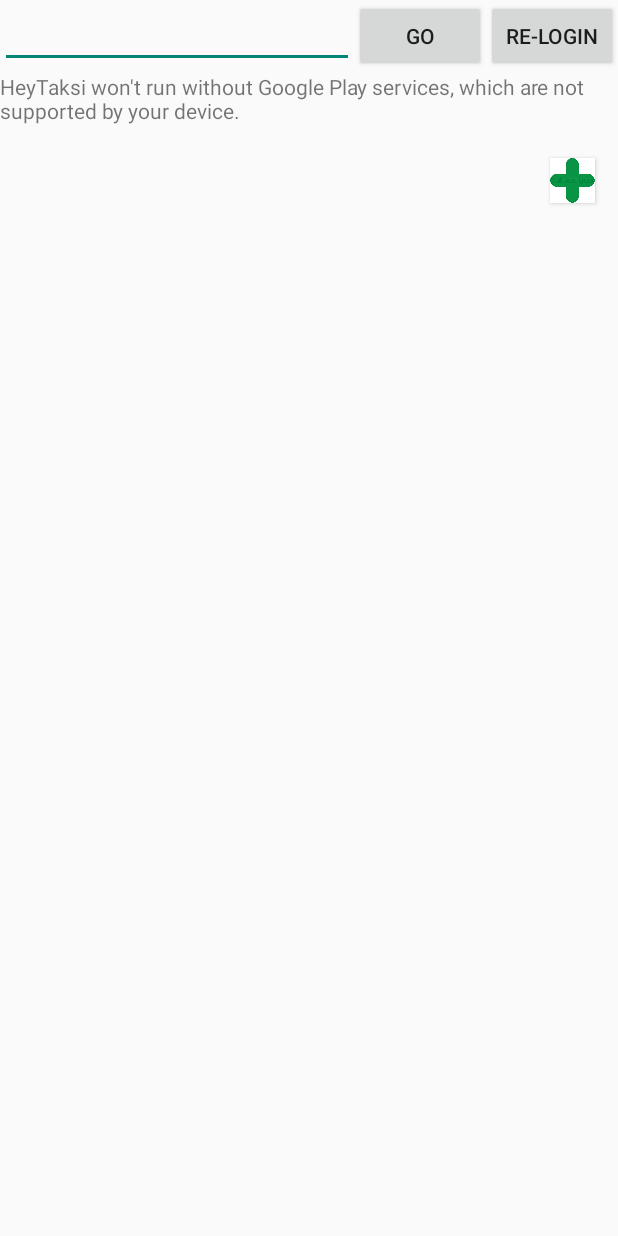
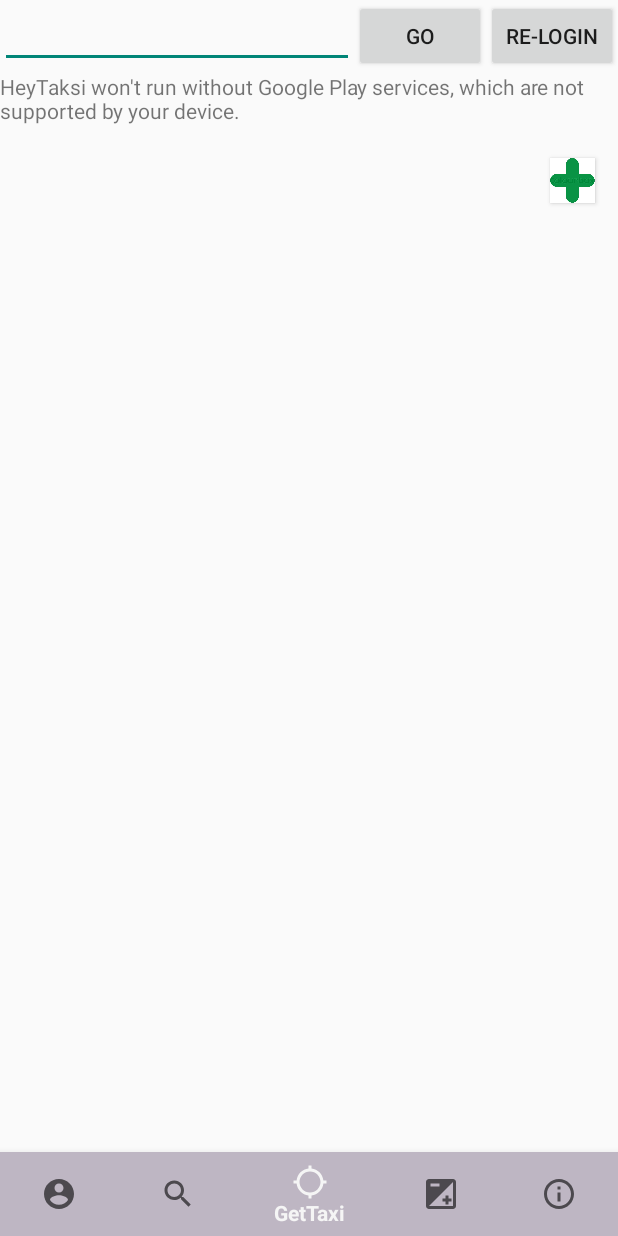
Before and after one commit to Cem-Gulec/HeyTaksi, an Android app: the MapsActivity screen opened directly, with no data from a screen before it, on a phone screen of 412 x 824 dp. Run offline under Robolectric (Android 15) with nearby library versions, the phone set to English and light mode, and no system bars.

Commit message:
15.08 commit

```diff
--- a/app/src/main/AndroidManifest.xml
+++ b/app/src/main/AndroidManifest.xml
@@ -48,9 +48,6 @@
         <activity
             android:name=".MapsActivity"
             android:label="@string/title_activity_maps" />
-        <activity
-            android:name=".Bottom_Nav"
-            android:label="@string/title_activity_bottom__nav"></activity>
     </application>
 
 </manifest>
--- /dev/null
+++ b/app/src/main/res/drawable/ic_account_circle_black_24dp.xml
@@ -0,0 +1,9 @@
+<vector xmlns:android="http://schemas.android.com/apk/res/android"
+        android:width="24dp"
+        android:height="24dp"
+        android:viewportWidth="24.0"
+        android:viewportHeight="24.0">
+    <path
+        android:fillColor="#FF000000"
+        android:pathData="M12,2C6.48,2 2,6.48 2,12s4.48,10 10,10 10,-4.48 10,-10S17.52,2 12,2zM12,5c1.66,0 3,1.34 3,3s-1.34,3 -3,3 -3,-1.34 -3,-3 1.34,-3 3,-3zM12,19.2c-2.5,0 -4.71,-1.28 -6,-3.22 0.03,-1.99 4,-3.08 6,-3.08 1.99,0 5.97,1.09 6,3.08 -1.29,1.94 -3.5,3.22 -6,3.22z"/>
+</vector>
--- a/app/src/main/res/drawable/ic_home_black_24dp.xml
+++ b/app/src/main/res/drawable/ic_exposure_black_24dp.xml
@@ -5,5 +5,5 @@
         android:viewportHeight="24.0">
     <path
         android:fillColor="#FF000000"
-        android:pathData="M10,20v-6h4v6h5v-8h3L12,3 2,12h3v8z"/>
+        android:pathData="M15,17v2h2v-2h2v-2h-2v-2h-2v2h-2v2h2zM20,2L4,2c-1.1,0 -2,0.9 -2,2v16c0,1.1 0.9,2 2,2h16c1.1,0 2,-0.9 2,-2L22,4c0,-1.1 -0.9,-2 -2,-2zM5,5h6v2L5,7L5,5zM20,20L4,20L20,4v16z"/>
 </vector>
--- /dev/null
+++ b/app/src/main/res/drawable/ic_info_outline_black_24dp.xml
@@ -0,0 +1,9 @@
+<vector xmlns:android="http://schemas.android.com/apk/res/android"
+        android:width="24dp"
+        android:height="24dp"
+        android:viewportWidth="24.0"
+        android:viewportHeight="24.0">
+    <path
+        android:fillColor="#FF000000"
+        android:pathData="M11,17h2v-6h-2v6zM12,2C6.48,2 2,6.48 2,12s4.48,10 10,10 10,-4.48 10,-10S17.52,2 12,2zM12,20c-4.41,0 -8,-3.59 -8,-8s3.59,-8 8,-8 8,3.59 8,8 -3.59,8 -8,8zM11,9h2L13,7h-2v2z"/>
+</vector>
--- /dev/null
+++ b/app/src/main/res/drawable/ic_location_searching_black_24dp.xml
@@ -0,0 +1,9 @@
+<vector xmlns:android="http://schemas.android.com/apk/res/android"
+        android:width="24dp"
+        android:height="24dp"
+        android:viewportWidth="24.0"
+        android:viewportHeight="24.0">
+    <path
+        android:fillColor="#FF000000"
+        android:pathData="M20.94,11c-0.46,-4.17 -3.77,-7.48 -7.94,-7.94V1h-2v2.06C6.83,3.52 3.52,6.83 3.06,11H1v2h2.06c0.46,4.17 3.77,7.48 7.94,7.94V23h2v-2.06c4.17,-0.46 7.48,-3.77 7.94,-7.94H23v-2h-2.06zM12,19c-3.87,0 -7,-3.13 -7,-7s3.13,-7 7,-7 7,3.13 7,7 -3.13,7 -7,7z"/>
+</vector>
--- /dev/null
+++ b/app/src/main/res/drawable/ic_search_black_24dp.xml
@@ -0,0 +1,9 @@
+<vector xmlns:android="http://schemas.android.com/apk/res/android"
+        android:width="24dp"
+        android:height="24dp"
+        android:viewportWidth="24.0"
+        android:viewportHeight="24.0">
+    <path
+        android:fillColor="#FF000000"
+        android:pathData="M15.5,14h-0.79l-0.28,-0.27C15.41,12.59 16,11.11 16,9.5 16,5.91 13.09,3 9.5,3S3,5.91 3,9.5 5.91,16 9.5,16c1.61,0 3.09,-0.59 4.23,-1.57l0.27,0.28v0.79l5,4.99L20.49,19l-4.99,-5zM9.5,14C7.01,14 5,11.99 5,9.5S7.01,5 9.5,5 14,7.01 14,9.5 11.99,14 9.5,14z"/>
+</vector>
--- a/app/src/main/res/layout/activity_maps.xml
+++ b/app/src/main/res/layout/activity_maps.xml
@@ -4,6 +4,8 @@
     xmlns:tools="http://schemas.android.com/tools"
     android:layout_width="match_parent"
     android:layout_height="match_parent">
+
+
 
     <LinearLayout
         android:orientation="horizontal"
@@ -51,5 +53,15 @@
         tools:context=".MapsActivity"
         android:layout_below="@+id/lineer"/>
 
+    <android.support.design.widget.BottomNavigationView
+        android:id="@+id/navigation"
+        android:layout_width="wrap_content"
+        android:layout_height="wrap_content"
+        android:background="@color/grimsi5"
+        android:layout_alignParentBottom="true"
+        android:layout_alignParentLeft="true"
+        android:layout_alignParentRight="true"
+        map:menu="@menu/navigation" />
+
 
 </RelativeLayout>
--- a/app/src/main/res/menu/navigation.xml
+++ b/app/src/main/res/menu/navigation.xml
@@ -2,18 +2,29 @@
 <menu xmlns:android="http://schemas.android.com/apk/res/android">
 
     <item
-        android:id="@+id/navigation_home"
-        android:icon="@drawable/ic_home_black_24dp"
-        android:title="@string/title_home" />
+        android:id="@+id/navigation_account"
+        android:icon="@drawable/ic_account_circle_black_24dp"
+        android:title="Account" />
 
     <item
-        android:id="@+id/navigation_dashboard"
-        android:icon="@drawable/ic_dashboard_black_24dp"
-        android:title="@string/title_dashboard" />
+        android:id="@+id/navigation_search"
+        android:icon="@drawable/ic_search_black_24dp"
+        android:title="Search"
+        />
 
     <item
-        android:id="@+id/navigation_notifications"
-        android:icon="@drawable/ic_notifications_black_24dp"
-        android:title="@string/title_notifications" />
+        android:id="@+id/navigation_surucuara"
+        android:icon="@drawable/ic_location_searching_black_24dp"
+        android:title="GetTaxi" />
+
+    <item
+        android:id="@+id/navigation_calculator"
+        android:icon="@drawable/ic_exposure_black_24dp"
+        android:title="Calculator" />
+
+    <item
+        android:id="@+id/navigation_info"
+        android:icon="@drawable/ic_info_outline_black_24dp"
+        android:title="Information" />
 
 </menu>
--- a/app/src/main/res/values/colors.xml
+++ b/app/src/main/res/values/colors.xml
@@ -3,4 +3,9 @@
     <color name="colorPrimary">#3F51B5</color>
     <color name="colorPrimaryDark">#303F9F</color>
     <color name="colorAccent">#FF4081</color>
+    <color name="grimsi">#E3D9E9</color>
+    <color name="grimsi2">#DBD2E0</color>
+    <color name="grimsi3">#D5CDDA</color>
+    <color name="grimsi4">#C8C0CD</color>
+    <color name="grimsi5">#BEB6C3</color>
 </resources>
--- a/app/src/main/res/values/strings.xml
+++ b/app/src/main/res/values/strings.xml
@@ -5,4 +5,6 @@
     <string name="title_home">Home</string>
     <string name="title_dashboard">Dashboard</string>
     <string name="title_notifications">Notifications</string>
+    <string name="gps_network_not_enabled">GPS not enabled</string>
+    <string name="open_location_settings">Open location settings</string>
 </resources>
```
Also changed, not shown: app/src/main/java/com/example/cem/cardsimulator/Bottom_Nav.java (deleted, +0 -44 lines), app/src/main/java/com/example/cem/cardsimulator/MainActivity.java (+44 -15 lines), app/src/main/java/com/example/cem/cardsimulator/MapsActivity.java (+52 -16 lines), app/src/main/res/drawable/ic_dashboard_black_24dp.xml (deleted, +0 -9 lines), app/src/main/res/drawable/ic_notifications_black_24dp.xml (deleted, +0 -9 lines), app/src/main/res/layout/activity_bottom__nav.xml (deleted, +0 -33 lines), app/src/main/res/layout/layout_exit.xml (+0 -23 lines).
